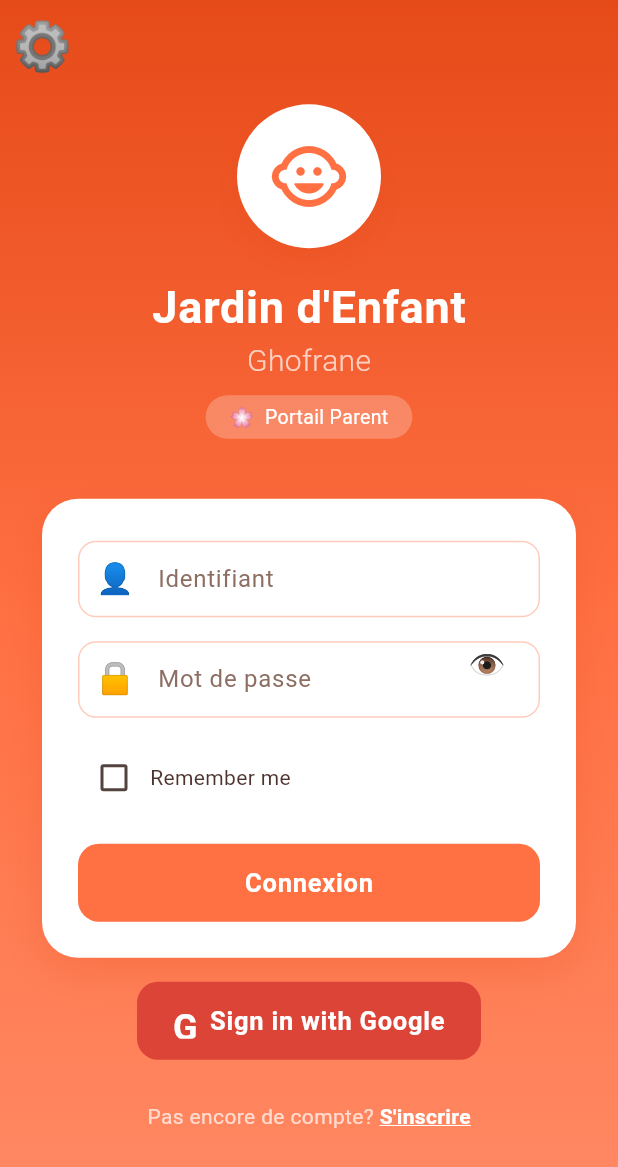
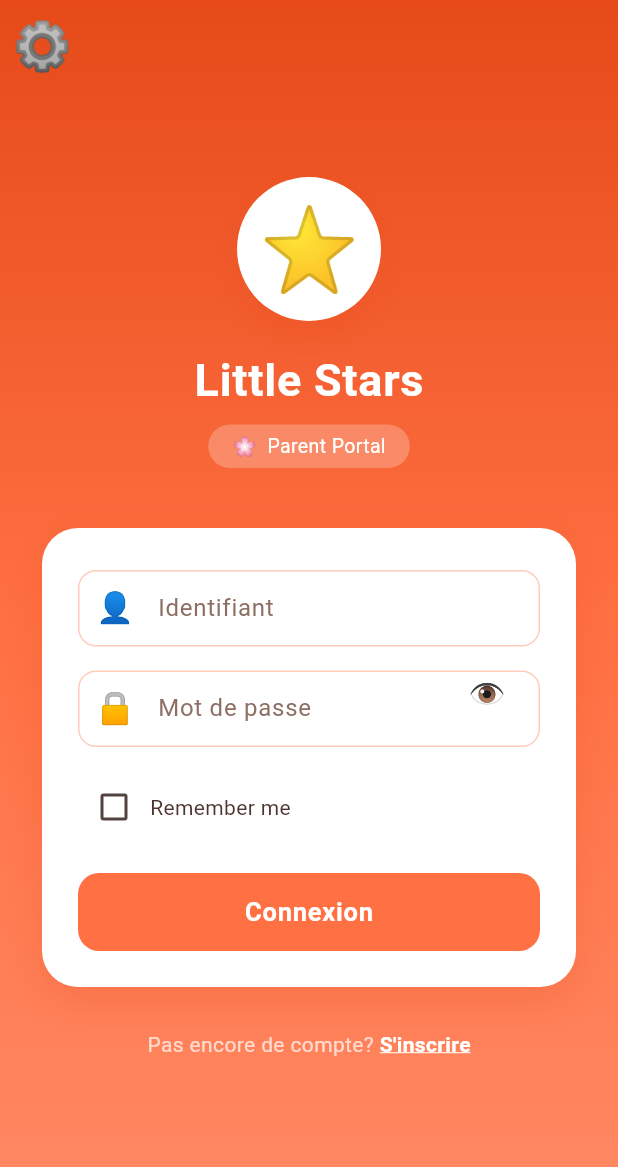
Before and after one commit to Ghassenmabrouk/littlestars, a Flutter app: the screen it shows after launch, on a phone screen of 412 x 824 dp. Shown: the top 1167 px of the screen. Run offline on Flutter 3.47's test engine with Material 3 defaults, Android fonts, the phone set to English and light mode, and no system bars; our stand-ins replace firebase_core, firebase_messaging, flutter_local_notifications, google_sign_in, pdf, shared_preferences; accounts and stored records are empty.

Commit message:
Fix: Remove Google Sign-In button, change app name to 'Little Stars', fix logo with emoji star, update app strings

```diff
--- a/lib/localization/app_strings.dart
+++ b/lib/localization/app_strings.dart
@@ -1,7 +1,7 @@
 /// French localization strings for the app
 class AppStrings {
   // App name
-  static const String appTitle = "Jardin d'Enfant Parent";
+  static const String appTitle = "Little Stars Parent";
 
   // Auth strings
   static const String login = "Connexion";
--- a/lib/screens/login_screen.dart
+++ b/lib/screens/login_screen.dart
@@ -98,28 +98,18 @@ class _LoginScreenState extends State<LoginScreen> {
                         ),
                       ],
                     ),
-                    child: const Icon(
-                      Icons.child_care_rounded,
-                      size: 54,
-                      color: KG.primary,
+                    child: const Center(
+                      child: Text('⭐', style: TextStyle(fontSize: 54)),
                     ),
                   ),
                   const SizedBox(height: 18),
                   const Text(
-                    'Jardin d\'Enfant',
+                    'Little Stars',
                     style: TextStyle(
                       fontSize: 30,
                       fontWeight: FontWeight.bold,
                       color: Colors.white,
                       letterSpacing: 0.5,
-                    ),
-                  ),
-                  const Text(
-                    'Ghofrane',
-                    style: TextStyle(
-                      fontSize: 20,
-                      color: Colors.white70,
-                      fontWeight: FontWeight.w300,
                     ),
                   ),
                   const SizedBox(height: 8),
@@ -130,7 +120,7 @@ class _LoginScreenState extends State<LoginScreen> {
                       borderRadius: BorderRadius.circular(20),
                     ),
                     child: const Text(
-                      '🌸  Portail Parent',
+                      '🌸  Parent Portal',
                       style: TextStyle(fontSize: 13, color: Colors.white),
                     ),
                   ),
@@ -296,55 +286,6 @@ class _LoginScreenState extends State<LoginScreen> {
                       ],
                     ),
                   ),
-                  const SizedBox(height: 16),
-
-                  // Google Sign-In button
-                  Consumer<AuthProvider>(
-                    builder: (context, auth, _) {
-                      return SizedBox(
-                        height: 52,
-                        child: ElevatedButton.icon(
-                          onPressed: auth.isLoading
-                              ? null
-                              : () async {
-                                  auth.clearError();
-                                  final ok = await auth.loginWithGoogle();
-                                  if (ok && mounted) {
-                                    Navigator.of(context)
-                                        .pushReplacementNamed('/home');
-                                  }
-                                },
-                          style: ElevatedButton.styleFrom(
-                            backgroundColor: const Color(0xFFDB4437),
-                            shape: RoundedRectangleBorder(
-                              borderRadius: BorderRadius.circular(14),
-                            ),
-                          ),
-                          icon: auth.isLoading
-                              ? const SizedBox.shrink()
-                              : Text('G', style: const TextStyle(color: Colors.white, fontSize: 24, fontWeight: FontWeight.bold)),
-                          label: auth.isLoading
-                              ? const SizedBox(
-                                  width: 22,
-                                  height: 22,
-                                  child: CircularProgressIndicator(
-                                    strokeWidth: 2,
-                                    color: Colors.white,
-                                  ),
-                                )
-                              : const Text(
-                                  'Sign in with Google',
-                                  style: TextStyle(
-                                    fontSize: 17,
-                                    fontWeight: FontWeight.bold,
-                                    letterSpacing: 0.5,
-                                    color: Colors.white,
-                                  ),
-                                ),
-                        ),
-                      );
-                    },
-                  ),
                   const SizedBox(height: 28),
                   Row(
                     mainAxisAlignment: MainAxisAlignment.center,
```
